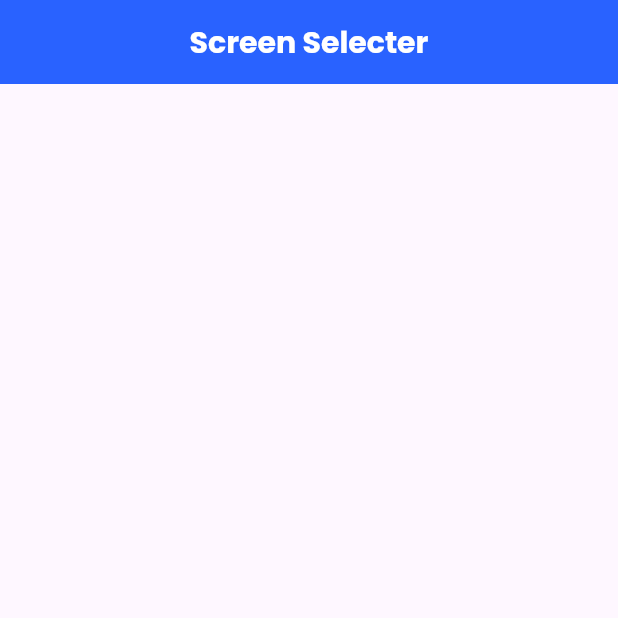
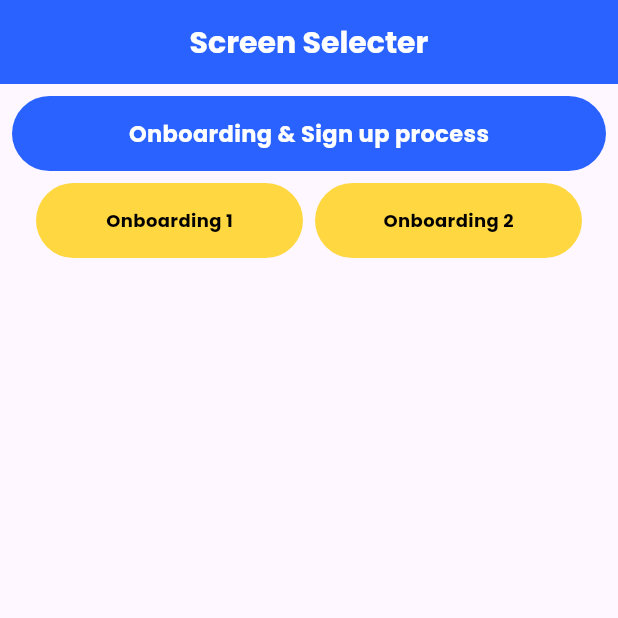
Before and after one commit to muzzammil763/e_learning_app, a Flutter app: the screen it shows after launch, on a phone screen of 412 x 824 dp, the top half of it. Run offline on Flutter 3.47's test engine with Material 3 defaults, Android fonts, the phone set to English and light mode, and no system bars; our stand-ins replace google_fonts.

Commit message:
added some components

```diff
--- a/lib/Screens/screen_selecter.dart
+++ b/lib/Screens/screen_selecter.dart
@@ -21,7 +21,82 @@ class ScreenSelecter extends StatelessWidget {
       body: Padding(
         padding: const EdgeInsets.all(8.0),
         child: Column(
-          children: [],
+          children: [
+            Container(
+              height: 50,
+              width: double.infinity,
+              decoration: BoxDecoration(
+                borderRadius: BorderRadius.circular(32),
+                color: Colors.blueAccent[700],
+              ),
+              child: const Center(
+                child: Text(
+                  'Onboarding & Sign up process',
+                  style: TextStyle(
+                    fontSize: 15,
+                    fontWeight: FontWeight.bold,
+                    color: Colors.white,
+                  ),
+                ),
+              ),
+            ),
+            const SizedBox(
+              height: 8,
+            ),
+            Padding(
+              padding: const EdgeInsets.only(
+                left: 16,
+                right: 16,
+              ),
+              child: Row(
+                children: [
+                  Expanded(
+                    child: Container(
+                      height: 50,
+                      width: double.infinity,
+                      decoration: BoxDecoration(
+                        borderRadius: BorderRadius.circular(32),
+                        color: Colors.amberAccent,
+                      ),
+                      child: const Center(
+                        child: Text(
+                          'Onboarding 1',
+                          style: TextStyle(
+                            fontSize: 12,
+                            fontWeight: FontWeight.bold,
+                            color: Colors.black,
+                          ),
+                        ),
+                      ),
+                    ),
+                  ),
+                  const SizedBox(
+                    width: 8,
+                  ),
+                  Expanded(
+                    child: Container(
+                      height: 50,
+                      width: double.infinity,
+                      decoration: BoxDecoration(
+                        borderRadius: BorderRadius.circular(32),
+                        color: Colors.amberAccent,
+                      ),
+                      child: const Center(
+                        child: Text(
+                          'Onboarding 2',
+                          style: TextStyle(
+                            fontSize: 12,
+                            fontWeight: FontWeight.bold,
+                            color: Colors.black,
+                          ),
+                        ),
+                      ),
+                    ),
+                  )
+                ],
+              ),
+            )
+          ],
         ),
       ),
     );
```
